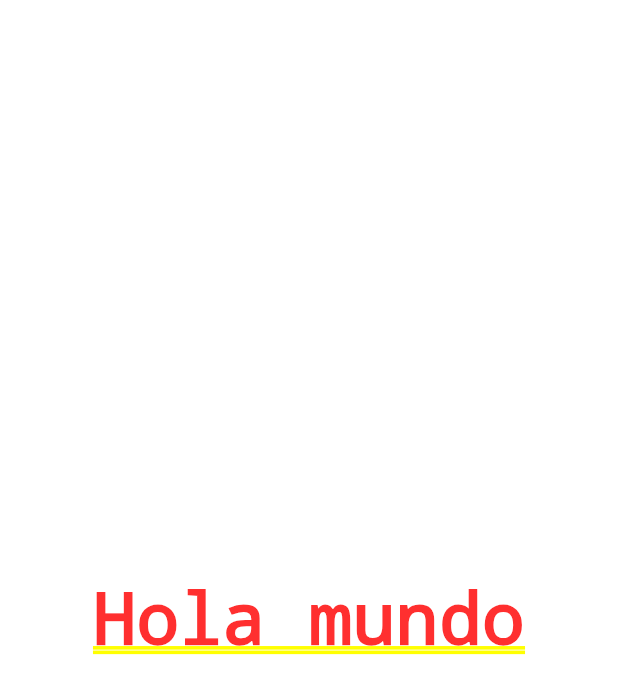
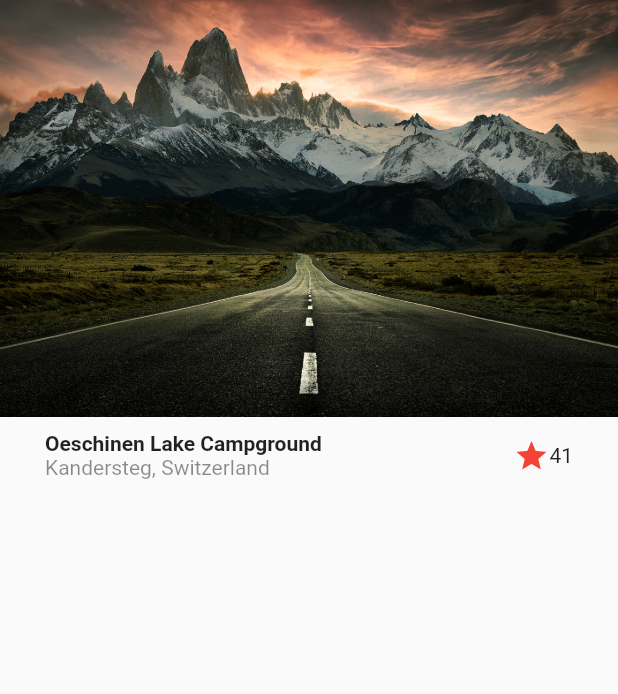
Before and after one commit to Reales09/diesign_1_flutter, a Flutter app: the screen it shows after launch, on a phone screen of 412 x 824 dp. Shown: the top 694 px of the screen. Run offline on Flutter 3.47's test engine with Material 2 defaults, Android fonts, the phone set to English and light mode, and no system bars.

Commit message:
Se crea widget de titulo e imagen

```diff
--- a/lib/main.dart
+++ b/lib/main.dart
@@ -1,4 +1,6 @@
 import 'package:flutter/material.dart';
+
+import 'package:design_1/screens/basic_design.dart';
 
 void main() => runApp(const MyApp());
 
@@ -8,13 +10,11 @@ class MyApp extends StatelessWidget {
   @override
   Widget build(BuildContext context) {
     return MaterialApp(
-      title: 'Material App',
-      home: Column(
-        mainAxisAlignment: MainAxisAlignment.center,
-        children: [
-          Text('Hola mundo'),
-        ],
-      ),
-    );
+        debugShowCheckedModeBanner: false,
+        title: 'Material App',
+        initialRoute: 'basic_design',
+        routes: {
+          'basic_design': (_) => BasicDesignScreen(),
+        });
   }
 }
--- /dev/null
+++ b/lib/screens/basic_design.dart
@@ -0,0 +1,54 @@
+import 'package:flutter/material.dart';
+
+class BasicDesignScreen extends StatelessWidget {
+  const BasicDesignScreen({Key? key}) : super(key: key);
+
+  @override
+  Widget build(BuildContext context) {
+    return Scaffold(
+      body: Column(
+        children: [
+          //landscape
+          Image(image: AssetImage('assets/big-one.jpg')),
+          Title()
+        ],
+      ),
+    );
+  }
+}
+
+class Title extends StatelessWidget {
+  const Title({
+    super.key,
+  });
+
+  @override
+  Widget build(BuildContext context) {
+    return Container(
+      margin: EdgeInsets.symmetric(horizontal: 30, vertical: 10),
+      child: Row(
+        children: [
+          Column(
+            crossAxisAlignment: CrossAxisAlignment.start,
+            children: [
+              Text(
+                'Oeschinen Lake Campground',
+                style: TextStyle(fontWeight: FontWeight.bold),
+              ),
+              Text(
+                'Kandersteg, Switzerland',
+                style: TextStyle(color: Colors.black45),
+              ),
+            ],
+          ),
+          Expanded(child: Container()),
+          Icon(
+            Icons.star,
+            color: Colors.red,
+          ),
+          Text('41')
+        ],
+      ),
+    );
+  }
+}
--- a/pubspec.yaml
+++ b/pubspec.yaml
@@ -59,8 +59,8 @@ flutter:
   uses-material-design: true
 
   # To add assets to your application, add an assets section, like this:
-  # assets:
-  #   - images/a_dot_burr.jpeg
+  assets:
+    - assets/
   #   - images/a_dot_ham.jpeg
 
   # An image asset can refer to one or more resolution-specific "variants", see
```
Also changed, not shown: assets/big-one.jpg (added).
